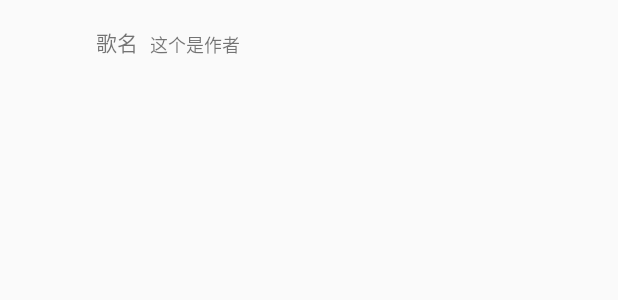
After one commit to SakyaZsl/JingEr, an Android app: the layout item_music_detail.xml on its own in the app's theme, with its tools: preview values and no code run, on a phone screen of 412 x 824 dp. The commit adds this screen. Shown: the top 300 px of the screen. Run offline under Robolectric (Android 15) with nearby library versions, the light colour scheme and no system bars.

Commit message:
公司电脑第三次提交

```diff
--- a/app/src/main/AndroidManifest.xml
+++ b/app/src/main/AndroidManifest.xml
@@ -50,6 +50,8 @@
         android:allowBackup="true"
         android:icon="@mipmap/logo"
         android:label="@string/app_name"
+        android:usesCleartextTraffic="true"
+        android:networkSecurityConfig="@xml/network_security_config"
         android:supportsRtl="true"
         android:theme="@style/AppTheme">
         <activity android:name=".activity.MainActivity">
--- a/app/src/main/res/layout/activity_music.xml
+++ b/app/src/main/res/layout/activity_music.xml
@@ -12,4 +12,10 @@
         android:layout_width="match_parent"
         android:layout_height="50dp"/>
 
+    <androidx.recyclerview.widget.RecyclerView
+        android:id="@+id/rvMusic"
+        app:layout_constraintTop_toBottomOf="@+id/btn_play"
+        android:layout_width="match_parent"
+        android:layout_height="wrap_content"/>
+
 </androidx.constraintlayout.widget.ConstraintLayout>
--- /dev/null
+++ b/app/src/main/res/layout/item_music_detail.xml
@@ -0,0 +1,40 @@
+<?xml version="1.0" encoding="utf-8"?>
+<androidx.constraintlayout.widget.ConstraintLayout xmlns:android="http://schemas.android.com/apk/res/android"
+    android:layout_width="match_parent"
+    android:layout_height="wrap_content"
+    xmlns:app="http://schemas.android.com/apk/res-auto">
+
+    <ImageView
+        android:id="@+id/ivMusicHead"
+        android:layout_margin="12dp"
+        app:layout_constraintLeft_toLeftOf="parent"
+        app:layout_constraintTop_toTopOf="parent"
+        android:layout_width="40dp"
+        android:layout_height="40dp"/>
+
+    <TextView
+        android:text="歌名"
+        android:textSize="@dimen/text_size_normal"
+        android:layout_marginLeft="12dp"
+        android:layout_marginTop="5dp"
+        app:layout_constraintLeft_toRightOf="@+id/ivMusicHead"
+        app:layout_constraintTop_toTopOf="@+id/ivMusicHead"
+        android:id="@+id/tvMusicName"
+        android:layout_width="wrap_content"
+        android:layout_height="wrap_content"/>
+
+    <TextView
+        android:id="@+id/tvMusicAuthor"
+        android:text="这个是作者"
+        android:textSize="@dimen/text_size_small"
+        app:layout_constraintBottom_toBottomOf="@+id/tvMusicName"
+        app:layout_constraintLeft_toRightOf="@+id/tvMusicName"
+        android:layout_marginLeft="8dp"
+        android:layout_width="wrap_content"
+        android:layout_height="wrap_content"/>
+
+
+
+
+
+</androidx.constraintlayout.widget.ConstraintLayout>
--- /dev/null
+++ b/app/src/main/res/xml/network_security_config.xml
@@ -0,0 +1,4 @@
+<?xml version="1.0" encoding="utf-8"?>
+<network-security-config>
+    <base-config cleartextTrafficPermitted="true" />
+</network-security-config>
```
Also changed, not shown: app/src/main/java/com/zlj/jinger/activity/MainActivity.kt (+17 -9 lines), app/src/main/java/com/zlj/jinger/activity/MusicActivity.kt (+30 -7 lines), app/src/main/java/com/zlj/jinger/adapter/MusicAdapter.kt (added, +61 -0 lines), app/src/main/java/com/zlj/jinger/bean/MusicListVO.kt (added, +66 -0 lines), app/src/main/java/com/zlj/jinger/network/ApiService.kt (+9 -1 lines), app/src/main/java/com/zlj/jinger/network/CustomerGsonTypeAdapterFactory.kt (added, +70 -0 lines), app/src/main/java/com/zlj/jinger/network/RetrofitClient.kt (+19 -2 lines), app/src/main/java/com/zlj/jinger/viewmodel/NetViewModel.kt (+21 -1 lines), app/src/main/res/layout/activity_main.xml (+8 -1 lines).
